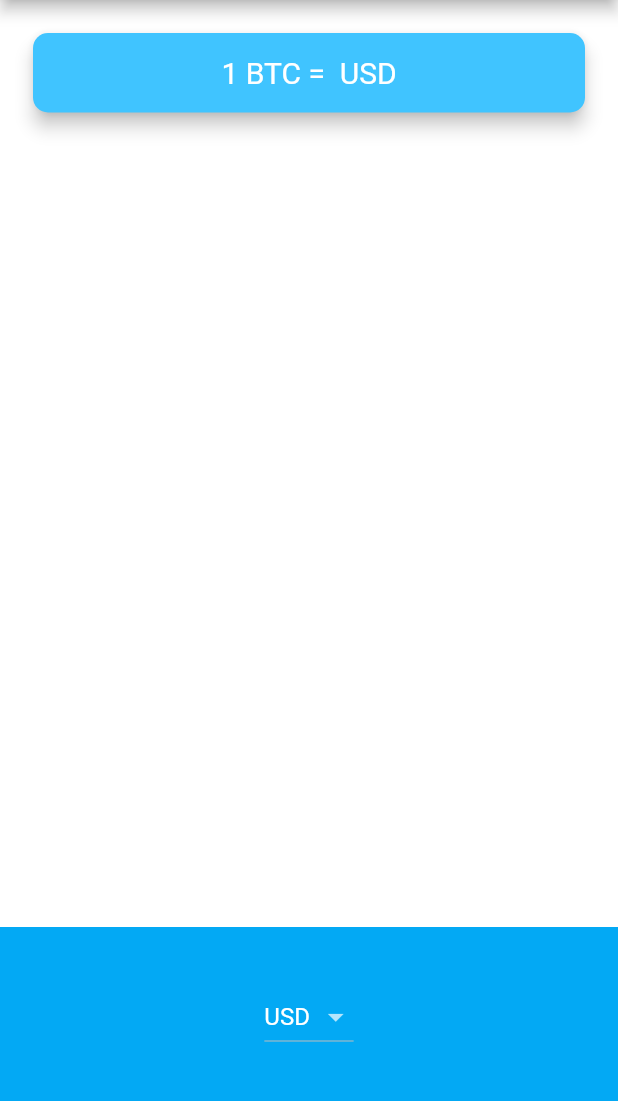
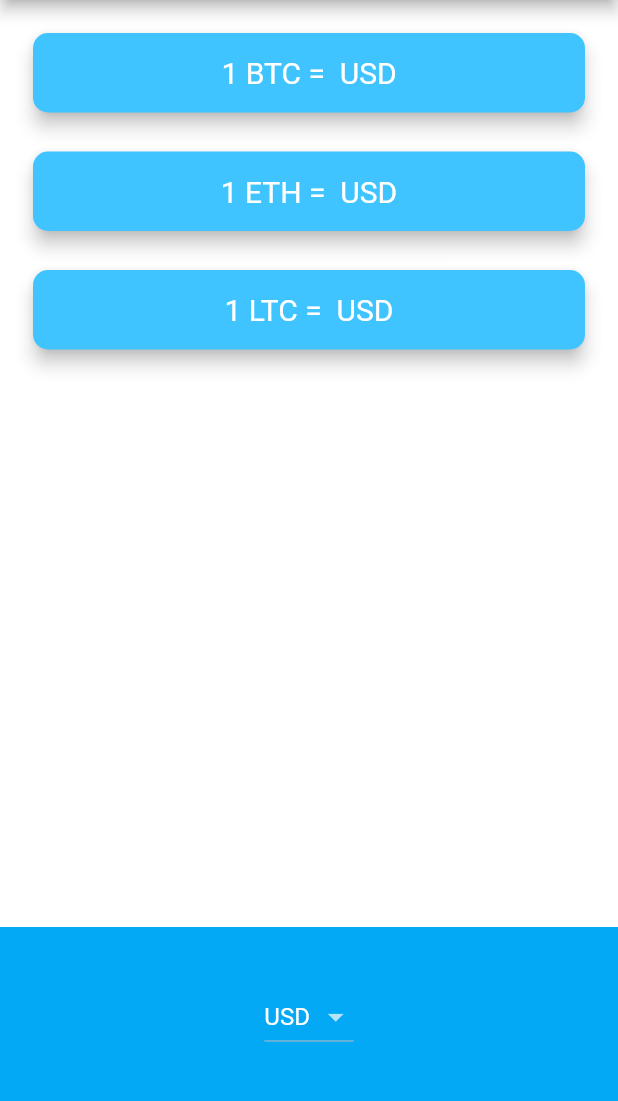
Before and after one commit to Mike5801/BitCoinTicker, a Flutter app: the screen it shows after launch, on a phone screen of 412 x 824 dp, the part 84-1185 px from its top. Run offline on Flutter 3.47's test engine with Material 2 defaults, Android fonts, the phone set to English and light mode, and no system bars.

Commit message:
get ETH and LTC exchange rate for dropdown currency funcionality

```diff
--- a/bitcoin_ticker/lib/components/custom_card.dart
+++ b/bitcoin_ticker/lib/components/custom_card.dart
@@ -3,12 +3,12 @@ import 'package:flutter/material.dart';
 class CustomCard extends StatelessWidget {
   const CustomCard({
     super.key,
-    required this.exchangeRateBTC,
+    required this.exchangeRate,
     required this.selectedCurrency,
     required this.cryptoCurrencyType
   });
 
-  final String exchangeRateBTC;
+  final String exchangeRate;
   final String selectedCurrency;
   final String cryptoCurrencyType;
 
@@ -23,7 +23,7 @@ class CustomCard extends StatelessWidget {
       child: Padding(
         padding: const EdgeInsets.symmetric(vertical: 15.0, horizontal: 28.0),
         child: Text(
-          '1 $cryptoCurrencyType = $exchangeRateBTC $selectedCurrency',
+          '1 $cryptoCurrencyType = $exchangeRate $selectedCurrency',
           textAlign: TextAlign.center,
           style: const TextStyle(
             fontSize: 20.0,
--- /dev/null
+++ b/bitcoin_ticker/lib/components/list_custom_card.dart
@@ -0,0 +1,23 @@
+import 'package:flutter/material.dart';
+import '../services/coin_data.dart';
+import 'custom_card.dart';
+
+List<Padding> getExchangeRateCards(
+    Map<String, dynamic> exchangeRates, String selectedCurrency) {
+  List<Padding> exchangeRateCards = [];
+
+  for (String crypto in cryptoList) {
+    exchangeRateCards.add(
+      Padding(
+        padding: const EdgeInsets.fromLTRB(18.0, 18.0, 18.0, 0),
+        child: CustomCard(
+          exchangeRate: exchangeRates[crypto].toString(),
+          selectedCurrency: selectedCurrency,
+          cryptoCurrencyType: crypto,
+        ),
+      ),
+    );
+  }
+
+  return exchangeRateCards;
+}
--- a/bitcoin_ticker/lib/screens/price_screen.dart
+++ b/bitcoin_ticker/lib/screens/price_screen.dart
@@ -1,7 +1,7 @@
 import 'package:flutter/material.dart';
 import '../services/coin_data.dart';
 import 'dart:io' show Platform;
-import '../components/custom_card.dart';
+import '../components/list_custom_card.dart';
 import '../components/android_dropdown.dart';
 import '../components/ios_picker.dart';
 
@@ -16,22 +16,34 @@ class _PriceScreenState extends State<PriceScreen> {
   String selectedCurrency = 'USD';
   CoinData coinData = CoinData();
 
-  String exchangeRateBTC = '';
+  Map<String, String> exchangeRates = {};
 
-  void updateUI(var exchangeData, currency) {
+  @override
+  void initState() {
+    super.initState();
+    for (String crypto in cryptoList) {
+      exchangeRates.putIfAbsent(crypto, () => "");
+    }
+  }
+
+  void updateUI(var exchangeData, String currency) {
     if (exchangeData == null) {
       setState(() {
         selectedCurrency = currency;
-        exchangeRateBTC = 'ERROR';
+        exchangeRates.forEach((crypto, value) {
+          crypto = 'ERROR';
+        });
       });
 
       return;
     }
 
-    double rate = exchangeData['rate'];
     setState(() {
       selectedCurrency = currency;
-      exchangeRateBTC = rate.toStringAsFixed(2);
+      for (String crypto in cryptoList) {
+        String formattedExchangeRate = exchangeData[crypto]['rate'].toStringAsFixed(2);
+        exchangeRates[crypto] = formattedExchangeRate;
+      }
     });
   }
 
@@ -45,13 +57,9 @@ class _PriceScreenState extends State<PriceScreen> {
         mainAxisAlignment: MainAxisAlignment.spaceBetween,
         crossAxisAlignment: CrossAxisAlignment.stretch,
         children: <Widget>[
-          Padding(
-            padding: const EdgeInsets.fromLTRB(18.0, 18.0, 18.0, 0),
-            child: CustomCard(
-              exchangeRateBTC: exchangeRateBTC,
-              selectedCurrency: selectedCurrency,
-              cryptoCurrencyType: 'BTC',
-            ),
+          Column(
+            crossAxisAlignment: CrossAxisAlignment.stretch,
+            children: getExchangeRateCards(exchangeRates, selectedCurrency),
           ),
           Container(
             height: 150.0,
```
Also changed, not shown: bitcoin_ticker/lib/components/android_dropdown.dart (+6 -3 lines).
